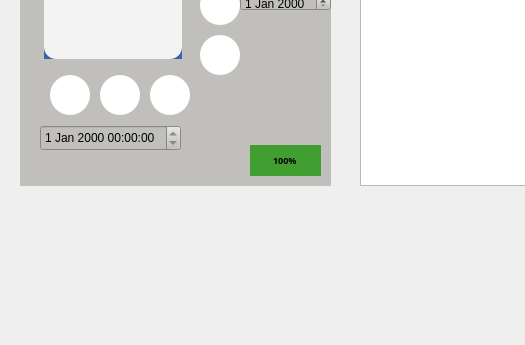
Old version of the form ui/mainwindow.ui in the repository Umar-J/Neureset-Feedback-EEG-Device; both pictures show x 0 to 525 and y 255 to 600 of the 958 by 600 pixel window.
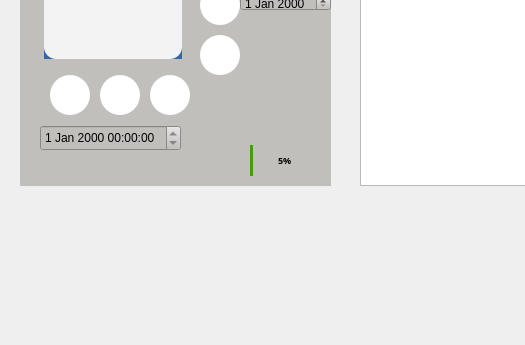
New version of the form. Icons and pictures are not drawn.

```diff
--- a/ui/mainwindow.ui
+++ b/ui/mainwindow.ui
@@ -623,7 +623,7 @@
      </property>
      <property name="styleSheet">
       <string notr="true">QProgressBar::chunk {
-     background-color: rgb(65, 158, 48);
+     background-color: rgb(78, 154, 6);;
 	border-radius: 5px, 10px, 5px, 10px;
  }
 
@@ -636,7 +636,7 @@
       <number>0</number>
      </property>
      <property name="value">
-      <number>100</number>
+      <number>5</number>
      </property>
      <property name="alignment">
       <set>Qt::AlignLeading|Qt::AlignLeft|Qt::AlignVCenter</set>
@@ -650,6 +650,9 @@
      <property name="invertedAppearance">
       <bool>false</bool>
      </property>
+     <property name="textDirection">
+      <enum>QProgressBar::TopToBottom</enum>
+     </property>
      <property name="format">
       <string>%p%</string>
      </property>
```
